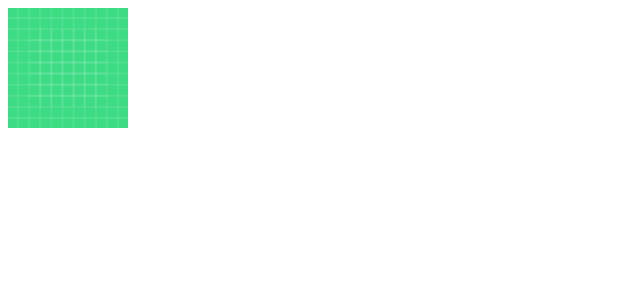
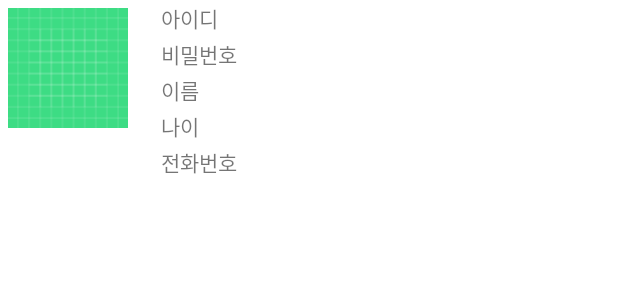
Before and after one commit to kim-jaeheon115/match_ball, an Android app: the layout list_item.xml on its own in the app's theme, with its tools: preview values and no code run, on a phone screen of 412 x 824 dp. Shown: the top 300 px of the screen. Run offline under Robolectric (Android 15) with nearby library versions, the phone set to English and light mode, and no system bars.

Commit message:
11월 23일 이름 나이까지 구현// 데이터베이스 marginleft까지 하고 담부터이어서 ㄱㄱ//+ 스냅샷시작하기

```diff
--- a/app/build.gradle
+++ b/app/build.gradle
@@ -43,6 +43,8 @@ dependencies {
     implementation 'com.google.firebase:firebase-auth:21.0.3'
     implementation 'com.google.firebase:firebase-database:20.3.0'
     implementation 'androidx.recyclerview:recyclerview:1.3.2'
+    implementation 'com.github.bumptech.glide:glide:4.10.0'
+    annotationProcessor 'com.github.bumptech.glide:compiler:4.10.0'
     testImplementation 'junit:junit:4.13.2'
     androidTestImplementation 'androidx.test.ext:junit:1.1.5'
     androidTestImplementation 'androidx.test.espresso:espresso-core:3.5.1'
--- a/app/src/main/java/com/example/matchball/User.java
+++ b/app/src/main/java/com/example/matchball/User.java
@@ -8,9 +8,7 @@ public class User {
     private int age;
     private String pNumber;
 
-    public User(){
-
-    }
+    public User(){}
 
     public String getProfile() {
         return profile;
--- a/app/src/main/res/layout/list_item.xml
+++ b/app/src/main/res/layout/list_item.xml
@@ -9,6 +9,7 @@
         android:layout_height="wrap_content">
 
         <ImageView
+            android:id="@+id/iv_profile"
             android:layout_width="80dp"
             android:layout_height="80dp"
             android:layout_margin="5dp"
@@ -17,10 +18,49 @@
         <LinearLayout
             android:layout_width="match_parent"
             android:layout_height="wrap_content"
-            android:layout_marginLeft="15dp">
+            android:layout_marginLeft="15dp"
+            android:orientation="vertical">
+
+            <TextView
+                android:id="@+id/tv_id"
+                android:layout_width="match_parent"
+                android:layout_height="wrap_content"
+                android:text="아이디"
+                android:layout_margin="1dp"/>
+            <TextView
+                android:id="@+id/tv_pw"
+                android:layout_width="match_parent"
+                android:layout_height="wrap_content"
+                android:text="비밀번호"
+                android:layout_margin="1dp"/>
+            <TextView
+                android:id="@+id/tv_userName"
+                android:layout_width="match_parent"
+                android:layout_height="wrap_content"
+                android:text="이름"
+                android:layout_margin="1dp"/>
+            <TextView
+                android:id="@+id/tv_age"
+                android:layout_width="match_parent"
+                android:layout_height="wrap_content"
+                android:text="나이"
+                android:layout_margin="1dp"/>
+            <TextView
+                android:id="@+id/tv_phoneNumbers"
+                android:layout_width="match_parent"
+                android:layout_height="wrap_content"
+                android:text="전화번호"
+                android:layout_margin="1dp"/>
+
+
+
+
+
 
         </LinearLayout>
 
     </LinearLayout>
 
+
+
 </LinearLayout>
```
Also changed, not shown: app/src/main/java/com/example/matchball/CustomAdapter.java (added, +71 -0 lines), app/src/main/java/com/example/matchball/MainActivity.java (+10 -1 lines), app/src/main/java/com/example/matchball/UserDatabase.java (+57 -0 lines).
